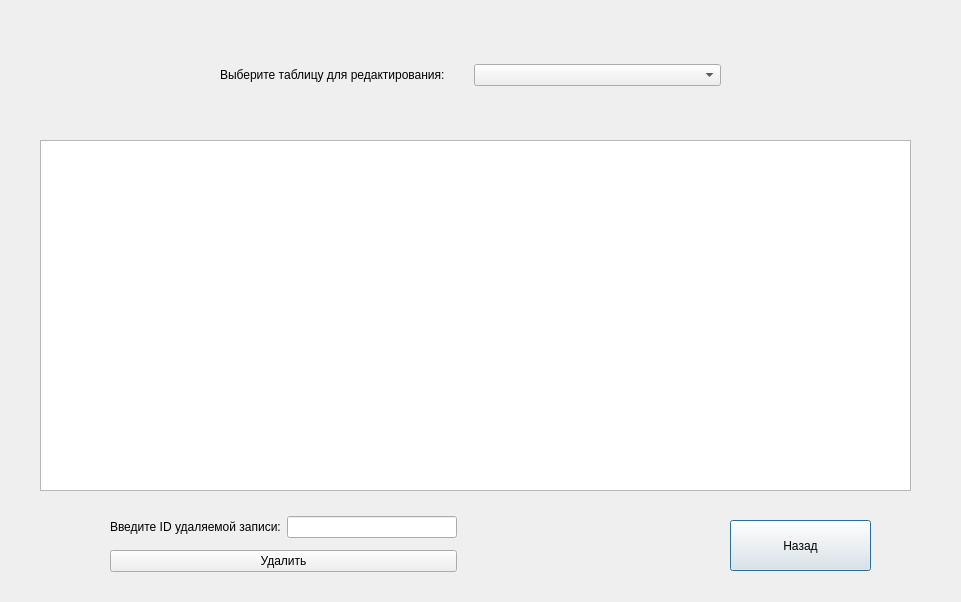
Old version of the form src/project/redactdb.ui in the repository Edeotena/bd_4rd_sem_course_work.
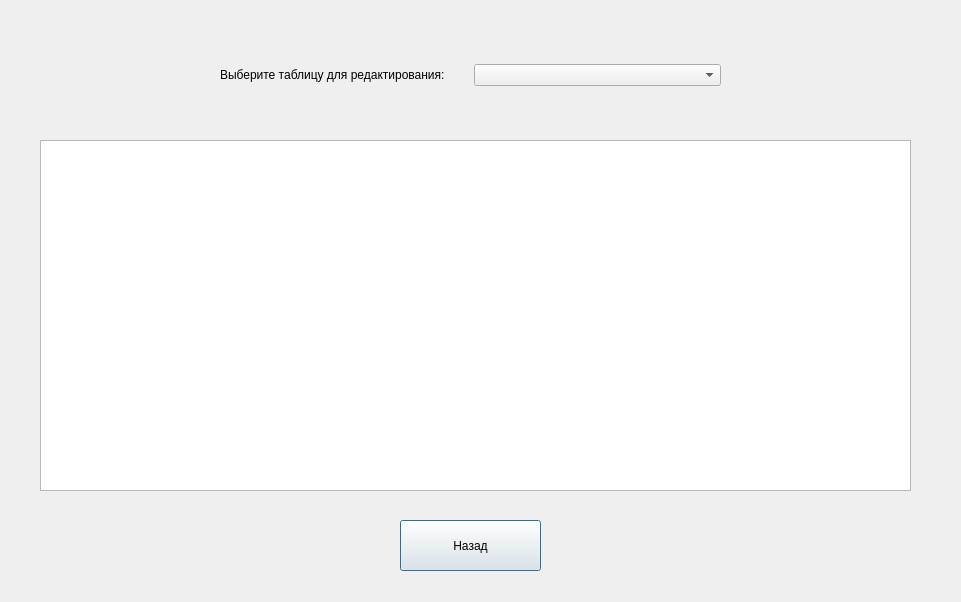
New version of the form.

```diff
--- a/src/project/redactdb.ui
+++ b/src/project/redactdb.ui
@@ -26,7 +26,7 @@
   <widget class="QPushButton" name="pushButton_2">
    <property name="geometry">
     <rect>
-     <x>730</x>
+     <x>400</x>
      <y>520</y>
      <width>141</width>
      <height>51</height>
@@ -36,40 +36,7 @@
     <string>Назад</string>
    </property>
   </widget>
-  <widget class="QWidget" name="">
-   <property name="geometry">
-    <rect>
-     <x>110</x>
-     <y>510</y>
-     <width>347</width>
-     <height>68</height>
-    </rect>
-   </property>
-   <layout class="QVBoxLayout" name="verticalLayout">
-    <item>
-     <layout class="QHBoxLayout" name="horizontalLayout">
-      <item>
-       <widget class="QLabel" name="label">
-        <property name="text">
-         <string>Введите ID удаляемой записи:</string>
-        </property>
-       </widget>
-      </item>
-      <item>
-       <widget class="QLineEdit" name="lineEdit"/>
-      </item>
-     </layout>
-    </item>
-    <item>
-     <widget class="QPushButton" name="pushButton">
-      <property name="text">
-       <string>Удалить</string>
-      </property>
-     </widget>
-    </item>
-   </layout>
-  </widget>
-  <widget class="QWidget" name="">
+  <widget class="QWidget" name="layoutWidget">
    <property name="geometry">
     <rect>
      <x>220</x>
```
